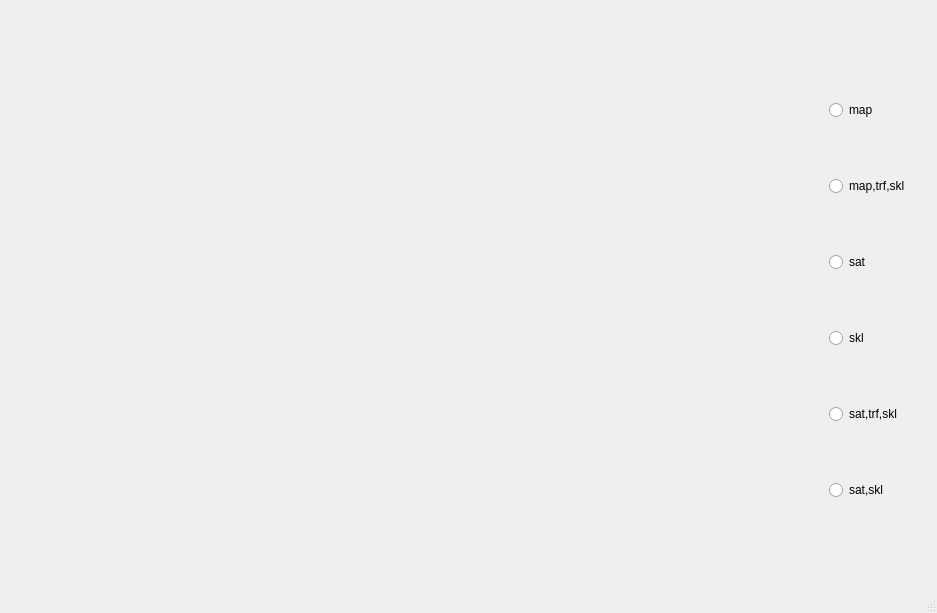
First picture: the form in 1.ui, repository TimurTimergalin/YandexApiBigTask, before the edit.
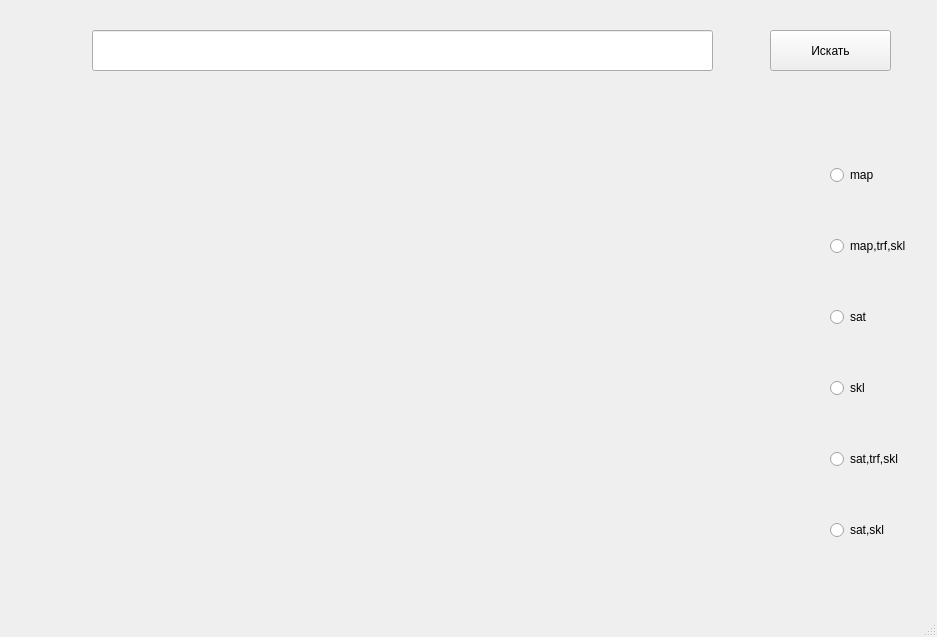
Second picture: the form after the edit.

Patch:
```diff
--- a/1.ui
+++ b/1.ui
@@ -7,7 +7,7 @@
     <x>0</x>
     <y>0</y>
     <width>937</width>
-    <height>613</height>
+    <height>637</height>
    </rect>
   </property>
   <property name="windowTitle">
@@ -18,9 +18,9 @@
     <property name="geometry">
      <rect>
       <x>0</x>
-      <y>0</y>
-      <width>811</width>
-      <height>611</height>
+      <y>140</y>
+      <width>600</width>
+      <height>450</height>
      </rect>
     </property>
     <property name="text">
@@ -30,10 +30,10 @@
    <widget class="QWidget" name="verticalLayoutWidget">
     <property name="geometry">
      <rect>
-      <x>829</x>
-      <y>50</y>
+      <x>830</x>
+      <y>120</y>
       <width>101</width>
-      <height>501</height>
+      <height>471</height>
      </rect>
     </property>
     <layout class="QVBoxLayout" name="verticalLayout">
@@ -81,6 +81,29 @@
      </item>
     </layout>
    </widget>
+   <widget class="QLineEdit" name="address_input">
+    <property name="geometry">
+     <rect>
+      <x>92</x>
+      <y>30</y>
+      <width>621</width>
+      <height>41</height>
+     </rect>
+    </property>
+   </widget>
+   <widget class="QPushButton" name="search_buuton">
+    <property name="geometry">
+     <rect>
+      <x>770</x>
+      <y>30</y>
+      <width>121</width>
+      <height>41</height>
+     </rect>
+    </property>
+    <property name="text">
+     <string>Искать</string>
+    </property>
+   </widget>
   </widget>
   <widget class="QStatusBar" name="statusbar"/>
  </widget>
```
